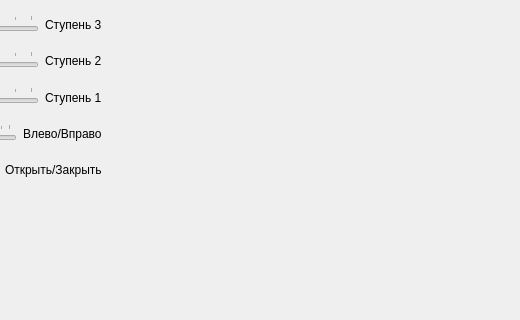
Above: design.ui from Tirkirill/Manipulator before the change; both pictures show x 280 to 800 and y 0 to 320 of the 800 by 600 pixel window. Below: the same form after it.
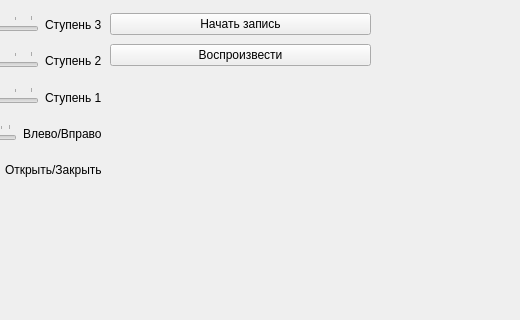
That is the form after the change.

The edit to the form file:
```diff
--- a/design.ui
+++ b/design.ui
@@ -212,6 +212,32 @@
      </item>
     </layout>
    </widget>
+   <widget class="QWidget" name="verticalLayoutWidget">
+    <property name="geometry">
+     <rect>
+      <x>390</x>
+      <y>10</y>
+      <width>261</width>
+      <height>61</height>
+     </rect>
+    </property>
+    <layout class="QVBoxLayout" name="verticalLayout">
+     <item>
+      <widget class="QPushButton" name="StartButton">
+       <property name="text">
+        <string>Начать запись</string>
+       </property>
+      </widget>
+     </item>
+     <item>
+      <widget class="QPushButton" name="PlayButton">
+       <property name="text">
+        <string>Воспроизвести</string>
+       </property>
+      </widget>
+     </item>
+    </layout>
+   </widget>
   </widget>
   <widget class="QMenuBar" name="menubar">
    <property name="geometry">
```
